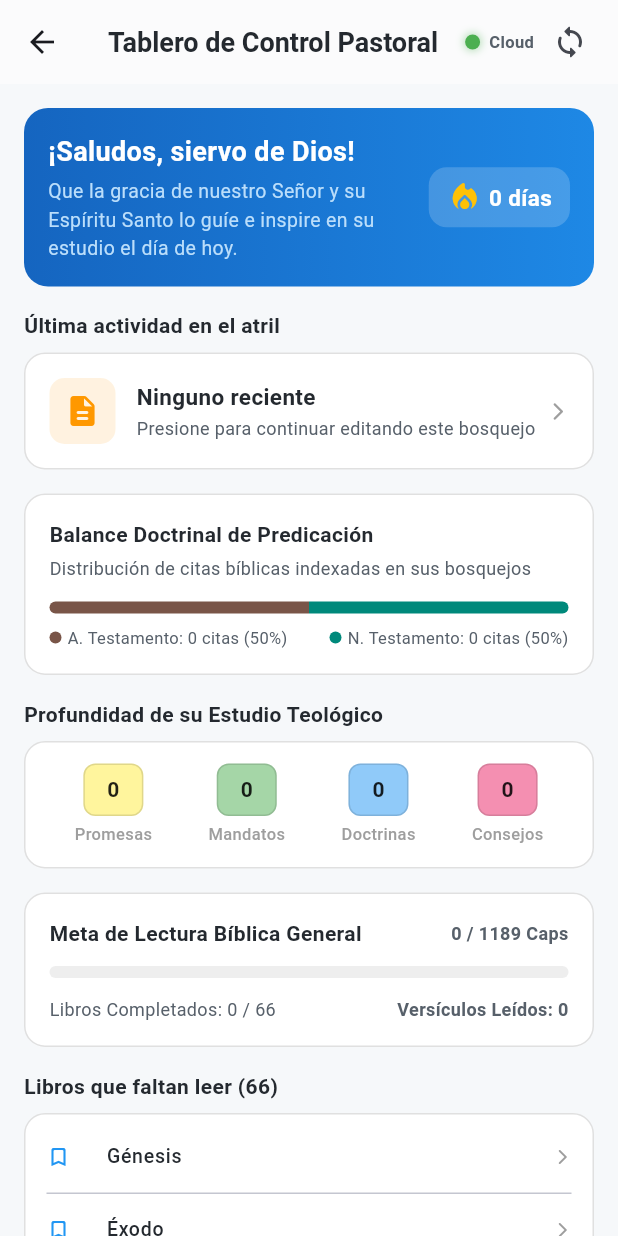
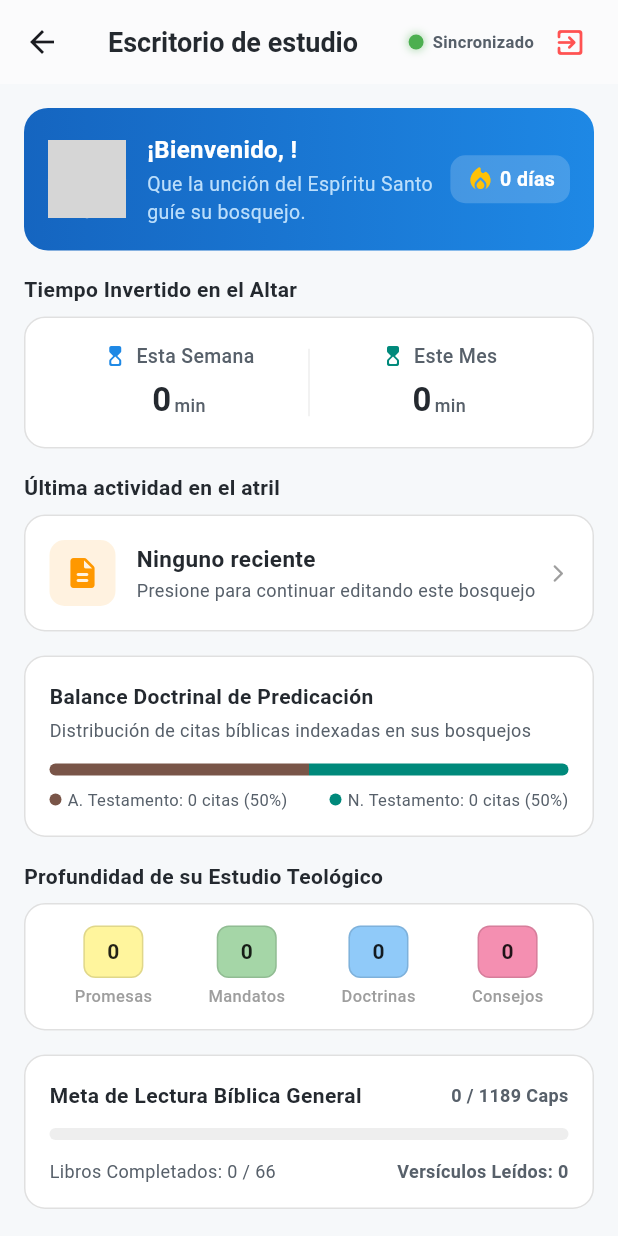
Before and after one commit to aibarrola72-blip/mi_app_biblica, a Flutter app: the PantallaInicioView screen opened directly with empty values, on a phone screen of 412 x 824 dp. Run offline on Flutter 3.47's test engine with Material 3 defaults, Android fonts, the phone set to English and light mode, and no system bars; our stand-ins replace connectivity_plus, google_sign_in, share_plus, shared_preferences, speech_to_text, sqflite and 2 more; missing offline and left inert: flutter_quill, postgres; accounts and stored records are empty; network calls fail; grey boxes are pictures that could not be loaded.

Commit message:
Add user profile metadata retrieval and display in dashboard; implement time tracking for devotional habits

```diff
--- a/lib/modules/lector/pantalla_inicio_view.dart
+++ b/lib/modules/lector/pantalla_inicio_view.dart
@@ -6,6 +6,8 @@
 import 'package:shared_preferences/shared_preferences.dart';
 import '../../database/ajustes_config.dart';
 import '../../database/biblia_db_helper.dart';
+import '../../database/auth_service.dart';
+import 'splash_screen_view.dart';
 
 class PantallaInicioView extends StatefulWidget {
   final Function(int) onCambiarPestana;
@@ -19,7 +21,12 @@
 class _PantallaInicioViewState extends State<PantallaInicioView> {
   final AjustesConfig _ajustesGlobales = AjustesConfig();
   final BibliaDatabaseHelper _dbHelper = BibliaDatabaseHelper();
+  final AuthService _authService = AuthService();
   final _supabase = Supabase.instance.client;
+
+  // Variables de Perfil de Usuario de Google
+  String _nombrePastor = "Pastor";
+  String? _urlFotoPerfil;
 
   // Variables de Control de Estado y Analíticas
   bool _cargandoDashboard = true;
@@ -29,6 +36,10 @@
   int _rachaDias = 0;
   int _totalCapitulosLeidos = 0;
   int _totalVersiculosLeidos = 0;
+
+  // 🚀 NUEVO: Variables para el Tiempo en el Altar
+  int _minutosSemanales = 0;
+  int _minutosMensuales = 0;
 
   // Punto 2: Bosquejos
   int _totalSermones = 0;
@@ -52,7 +63,19 @@
     super.initState();
     _ajustesGlobales.cargarAjustes();
     _ajustesGlobales.addListener(() { if (mounted) setState(() {}); });
+    _recuperarDatosPerfilGoogle();
     _cargarTodoElDashboardPastoral();
+  }
+
+  /// 🔐 CAPTURA DE METADATOS DE GOOGLE AUTH:
+  void _recuperarDatosPerfilGoogle() {
+    final usuario = _authService.usuarioActual;
+    if (usuario != null && usuario.userMetadata != null) {
+      setState(() {
+        _nombrePastor = usuario.userMetadata!['full_name'] ?? usuario.userMetadata!['name'] ?? "Pastor";
+        _urlFotoPerfil = usuario.userMetadata!['avatar_url'] ?? usuario.userMetadata!['picture'];
+      });
+    }
   }
 
   /// 🚀 CENTRALIZADOR ANALÍTICO: Dispara el escaneo multipanel
@@ -87,17 +110,34 @@
       }
 
       // Capítulos de la tabla relacional
-      final List<dynamic> registros = await _supabase.from('progreso_lectura').select('libro_id, capitulo, versiculos_leidos').eq('usuario_id', 'unico_pastor');
+      final List<dynamic> registros = await _supabase
+      .from('progreso_lectura')
+      .select('libro_id, capitulo, versiculos_leidos')
+      .eq('usuario_id', 'unico_pastor');
       int versoSuma = 0;
+      int capsSemanales = 0;
+      int capsMensuales = 0;
+
+      final DateTime ahora = DateTime.now();
+      final DateTime hace7Dias = ahora.subtract(const Duration(days: 7));
+      final DateTime hace30Dias = ahora.subtract(const Duration(days: 30));
       Map<int, List<int>> capitulosPorLibro = {};
 
       for (var reg in registros) {
         int libId = reg['libro_id'];
         int cap = reg['capitulo'];
         versoSuma += (reg['versiculos_leidos'] as num).toInt();
+        // 🚀 FILTRO CRONOLÓGICO: Evaluación de minutos en el Altar
+        if (reg['fecha_lectura'] != null) {
+          final DateTime fechaReg = DateTime.parse(reg['fecha_lectura']);
+          if (fechaReg.isAfter(hace7Dias)) capsSemanales++;
+          if (fechaReg.isAfter(hace30Dias)) capsMensuales++;
+        }
 
         capitulosPorLibro.putIfAbsent(libId, () => []);
-        if (!capitulosPorLibro[libId]!.contains(cap)) capitulosPorLibro[libId]!.add(cap);
+        if (!capitulosPorLibro[libId]!.contains(cap)) {
+          capitulosPorLibro[libId]!.add(cap);
+        }
       }
 
       int librosTerminados = 0;
@@ -111,6 +151,8 @@
 
       _totalCapitulosLeidos = registros.length;
       _totalVersiculosLeidos = versoSuma;
+      _minutosSemanales = capsSemanales * 4;
+      _minutosMensuales = capsMensuales * 4;
       _totalLibrosCompletados = librosTerminados;
       _librosFaltantes = pendientes;
     } catch (_) {}
@@ -179,7 +221,7 @@
       appBar: AppBar(
         backgroundColor: colorCard,
         elevation: 0.5,
-        title: Text('Tablero de Control Pastoral', style: TextStyle(color: colorTextoP, fontWeight: FontWeight.bold, fontSize: 18)),
+        title: Text('Escritorio de estudio', style: TextStyle(color: colorTextoP, fontWeight: FontWeight.bold, fontSize: 18)),
         actions: [
           // 📡 PUNTO 4: LED Indicador de Red del Servidor
           Row(
@@ -193,10 +235,19 @@
                 ),
               ),
               const SizedBox(width: 6),
-              Text(_estaOnline ? 'Cloud' : 'Local Cache', style: TextStyle(fontSize: 11, fontWeight: FontWeight.bold, color: colorTextoS)),
+              Text(_estaOnline ? 'Sincronizado' : 'Offline', style: TextStyle(fontSize: 11, fontWeight: FontWeight.bold, color: colorTextoS)),
             ],
           ),
-          IconButton(icon: const Icon(Icons.sync_rounded), tooltip: 'Sincronizar todo', onPressed: _cargarTodoElDashboardPastoral),
+          IconButton(
+            icon: const Icon(Icons.exit_to_app_rounded, color: Colors.redAccent, size: 22),
+            tooltip: 'Cerrar sesión',
+            onPressed: () async {
+              await _authService.cerrarSesion();
+              if (mounted) {
+                Navigator.pushReplacement(context, MaterialPageRoute(builder: (context) => const SplashScreenView()));
+              }
+            },
+          ),
           const SizedBox(width: 8),
         ],
       ),
@@ -210,32 +261,62 @@
                   Container(
                     padding: const EdgeInsets.all(16),
                     decoration: BoxDecoration(
-                      gradient: LinearGradient(colors: esOscuro ? [const Color(0xFF1A237E), const Color(0xFF0D47A1)] : [Colors.blue.shade800, Colors.blue.shade600]),
+                      gradient: LinearGradient(
+                        colors: esOscuro ? [const Color(0xFF1A237E), const Color(0xFF0D47A1)] : [Colors.blue.shade800, Colors.blue.shade600]),
                       borderRadius: BorderRadius.circular(16),
                     ),
                     child: Row(
                       children: [
+                        // Foto de Perfil Circular de Google Auth o Inicial por defecto
+                        CircleAvatar(
+                          radius: 26,
+                          backgroundColor: Colors.white,
+                          backgroundImage: _urlFotoPerfil != null ? NetworkImage(_urlFotoPerfil!) : null,
+                          child: _urlFotoPerfil == null
+                              ? Icon(Icons.person_rounded, size: 28, color: Colors.blue.shade800)
+                              : null,
+                        ),
+                        const SizedBox(width: 14),
                         Expanded(
                           child: Column(
                             crossAxisAlignment: CrossAxisAlignment.start,
                             children: [
-                              const Text('¡Saludos, siervo de Dios!', style: TextStyle(color: Colors.white, fontSize: 18, fontWeight: FontWeight.bold)),
-                              const SizedBox(height: 4),
-                              Text('Que la gracia de nuestro Señor y su Espíritu Santo lo guíe e inspire en su estudio el día de hoy.', style: TextStyle(color: Colors.blue.shade100, fontSize: 13)),
+                              Text('¡Bienvenido, $_nombrePastor!', style: const TextStyle(color: Colors.white, fontSize: 16, fontWeight: FontWeight.bold), maxLines: 1, overflow: TextOverflow.ellipsis),
+                              const SizedBox(height: 2),
+                              Text('Que la unción del Espíritu Santo guíe su bosquejo.', style: TextStyle(color: Colors.blue.shade100, fontSize: 13)),
                             ],
                           ),
                         ),
+                        const SizedBox(width: 8),
                         Container(
-                          padding: const EdgeInsets.symmetric(horizontal: 12, vertical: 8),
-                          decoration: BoxDecoration(color: Colors.white.withOpacity(0.18), borderRadius: BorderRadius.circular(12)),
+                          padding: const EdgeInsets.symmetric(horizontal: 10, vertical: 6),
+                          decoration: BoxDecoration(color: Colors.white.withOpacity(0.18), borderRadius: BorderRadius.circular(10)),
                           child: Row(
                             children: [
-                              const Icon(Icons.local_fire_department_rounded, color: Colors.amber, size: 24),
-                              const SizedBox(width: 4),
-                              Text('$_rachaDias días', style: const TextStyle(color: Colors.white, fontWeight: FontWeight.bold, fontSize: 15)),
+                              const Icon(Icons.local_fire_department_rounded, color: Colors.amber, size: 20),
+                              const SizedBox(width: 3),
+                              Text('$_rachaDias días', style: const TextStyle(color: Colors.white, fontWeight: FontWeight.bold, fontSize: 13)),
                             ],
                           ),
                         )
+                      ],
+                    ),
+                  ),
+                  const SizedBox(height: 16),
+
+                  // 🚀 NUEVA TARJETA: Minutos Invertidos en el Altar (Hábitos Devocionales)
+                  Text('Tiempo Invertido en el Altar', style: TextStyle(fontSize: 14, fontWeight: FontWeight.bold, color: colorTextoP)),
+                  const SizedBox(height: 8),
+                  Container(
+                    padding: const EdgeInsets.all(16),
+                    decoration: BoxDecoration(color: colorCard, borderRadius: BorderRadius.circular(14),
+                      border: Border.all(color: esOscuro ? Colors.grey.shade800 : Colors.black12)
+                    ),
+                    child: Row(
+                      children: [
+                        _construirItemMinutos('Esta Semana', '$_minutosSemanales', 'min', Colors.blue.shade600, colorTextoP ,colorTextoS),
+                            Container(width: 1, height: 45, color: esOscuro ? Colors.grey.shade800 : Colors.grey.shade200),
+                        _construirItemMinutos('Este Mes', '$_minutosMensuales', 'min', Colors.teal.shade600, colorTextoP ,colorTextoS),
                       ],
                     ),
                   ),
@@ -390,6 +471,7 @@
                               style: TextStyle(color: colorTextoP, fontSize: 13, fontWeight: FontWeight.w500)
                             ),
                             trailing: const Icon(Icons.arrow_forward_ios_rounded, size: 12, color: Colors.grey),
+                            onTap: () => widget.onCambiarPestana(2),
                           ),
                           separatorBuilder: (context, index) => const Divider(height: 1),
                         ),
@@ -401,13 +483,44 @@
             );
           }
 
+  // 🚀 WIDGET AUXILIAR: Construye la celda analítica de tiempo con métrica de sufijo chico
+  Widget _construirItemMinutos(String label, String valor, String sufijo, Color coloricon, Color colorTxP, Color colorTxS) {
+    return Expanded(
+      child: Column(
+        mainAxisAlignment: MainAxisAlignment.center,
+        children: [
+          Row(
+            mainAxisAlignment: MainAxisAlignment.center,
+            children: [
+              Icon(Icons.hourglass_top_rounded, size: 16, color: coloricon),
+              const SizedBox(width: 6),
+              Text(label, style: TextStyle(fontSize: 13, fontWeight: FontWeight.w500, color: colorTxS)),
+            ],
+          ),
+          const SizedBox(height: 4),
+          Row(
+            mainAxisAlignment: MainAxisAlignment.center,
+            crossAxisAlignment: CrossAxisAlignment.baseline,
+            textBaseline: TextBaseline.alphabetic,
+            children: [
+              Text(valor, style: TextStyle(fontSize: 22, fontWeight: FontWeight.bold, color: colorTxP),),
+              const SizedBox(width: 2),
+              Text(sufijo, style: TextStyle(fontSize: 12, fontWeight: FontWeight.w500, color: colorTxS),),
+            ],
+          ),
+        ],
+      ),
+    );
+  }
+
   Widget _construirBarraProporcionalCitas(Color colorTextoS) {
-  int sumaTotal = _atCitasCount + _ntCitasCount;double porcentajeAt = sumaTotal > 0 ?
-  (_atCitasCount / sumaTotal) : 0.5;double porcentajeNt = sumaTotal > 0 ?
-  (_ntCitasCount / sumaTotal) : 0.5;
-  return Column(
-  children: [
-  Row(
+    int sumaTotal = _atCitasCount + _ntCitasCount;
+    double porcentajeAt = sumaTotal > 0 ? (_atCitasCount / sumaTotal) : 0.5;
+    double porcentajeNt = sumaTotal > 0 ? (_ntCitasCount / sumaTotal) : 0.5;
+
+    return Column(
+      children: [
+        Row(
           children: [
             if (porcentajeAt > 0)
             Expanded(
```
